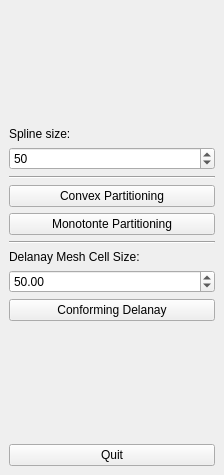
This is PolygonTests/PolygonTests_panel.ui in bialk/trymix as Qt 5 draws it before an edit. The edited form follows.
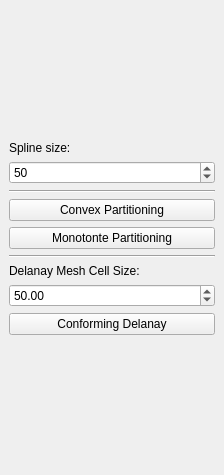
This is the edited form.

Commit message: removing quit button

What changed in the file:
```diff
--- a/PolygonTests/PolygonTests_panel.ui
+++ b/PolygonTests/PolygonTests_panel.ui
@@ -134,13 +134,6 @@
       </property>
      </spacer>
     </item>
-    <item>
-     <widget class="QPushButton" name="pushButton_quit">
-      <property name="text">
-       <string>Quit</string>
-      </property>
-     </widget>
-    </item>
    </layout>
   </widget>
  </widget>
```
The commit also changes 1 other file.
